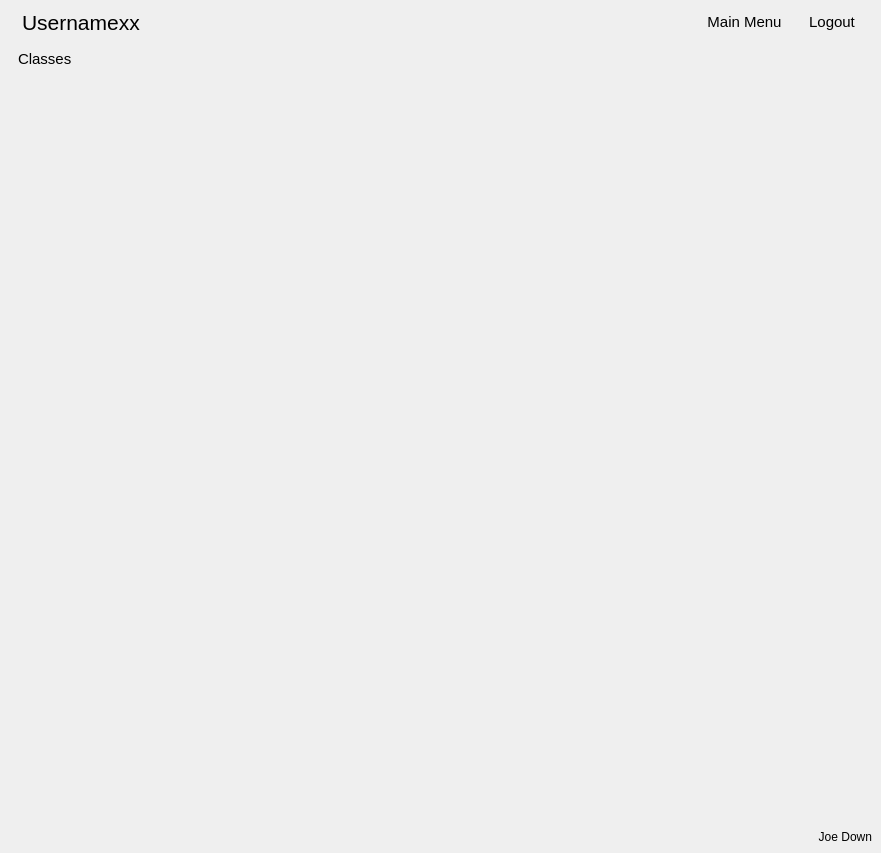
Qt form window.ui (AnthropomorphicMonkey/Coursework) before a commit.
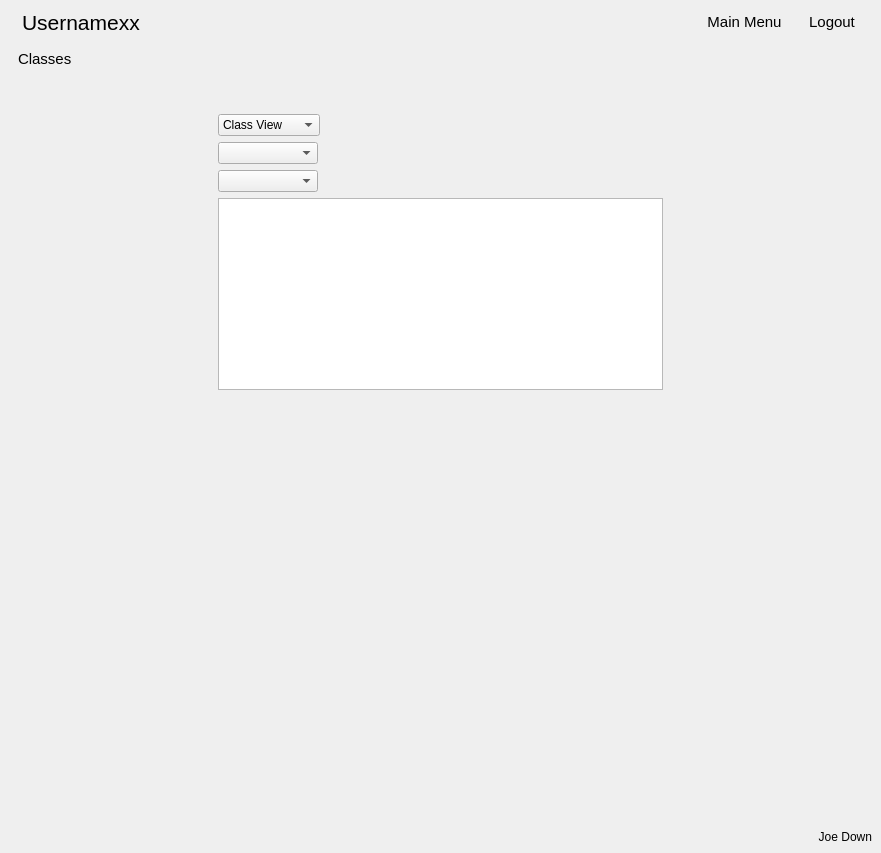
The same form after that commit. The open tabs and pages were chosen to show the change. Icons and pictures are not drawn.

The edit to the form file:
```diff
--- a/window.ui
+++ b/window.ui
@@ -2258,6 +2258,167 @@
                              <string>Classes</string>
                          </property>
                      </widget>
+                 </item>
+              <item>
+               <spacer name="verticalSpacer_34">
+                <property name="orientation">
+                 <enum>Qt::Vertical</enum>
+                </property>
+                <property name="sizeType">
+                 <enum>QSizePolicy::Fixed</enum>
+                </property>
+                <property name="sizeHint" stdset="0">
+                 <size>
+                  <width>20</width>
+                  <height>40</height>
+                 </size>
+                </property>
+               </spacer>
+              </item>
+              <item>
+               <layout class="QHBoxLayout" name="horizontalLayout_21">
+                <item>
+                 <spacer name="horizontalSpacer_24">
+                  <property name="orientation">
+                   <enum>Qt::Horizontal</enum>
+                  </property>
+                  <property name="sizeType">
+                   <enum>QSizePolicy::Maximum</enum>
+                  </property>
+                  <property name="sizeHint" stdset="0">
+                   <size>
+                    <width>200</width>
+                    <height>0</height>
+                   </size>
+                  </property>
+                 </spacer>
+                </item>
+                <item>
+                 <layout class="QVBoxLayout" name="verticalLayout_32">
+                  <item>
+                   <layout class="QHBoxLayout" name="horizontalLayout_22">
+                    <item>
+                     <widget class="QComboBox" name="view_classes_view_type_combo_box">
+                      <property name="minimumSize">
+                       <size>
+                        <width>100</width>
+                        <height>0</height>
+                       </size>
+                      </property>
+                      <item>
+                       <property name="text">
+                        <string>Class View</string>
+                       </property>
+                      </item>
+                      <item>
+                       <property name="text">
+                        <string>Student View</string>
+                       </property>
+                      </item>
+                     </widget>
+                    </item>
+                    <item>
+                     <spacer name="horizontalSpacer_25">
+                      <property name="orientation">
+                       <enum>Qt::Horizontal</enum>
+                      </property>
+                      <property name="sizeHint" stdset="0">
+                       <size>
+                        <width>40</width>
+                        <height>20</height>
+                       </size>
+                      </property>
+                     </spacer>
+                    </item>
+                   </layout>
+                  </item>
+                  <item>
+                   <layout class="QHBoxLayout" name="horizontalLayout_23">
+                    <item>
+                     <widget class="QComboBox" name="view_classes_class_combo_box">
+                      <property name="minimumSize">
+                       <size>
+                        <width>100</width>
+                        <height>0</height>
+                       </size>
+                      </property>
+                     </widget>
+                    </item>
+                    <item>
+                     <spacer name="horizontalSpacer_26">
+                      <property name="orientation">
+                       <enum>Qt::Horizontal</enum>
+                      </property>
+                      <property name="sizeHint" stdset="0">
+                       <size>
+                        <width>40</width>
+                        <height>20</height>
+                       </size>
+                      </property>
+                     </spacer>
+                    </item>
+                   </layout>
+                  </item>
+                  <item>
+                   <layout class="QHBoxLayout" name="horizontalLayout_24">
+                    <item>
+                     <widget class="QComboBox"
+                             name="view_classes_homework_or_student_combo_box">
+                      <property name="minimumSize">
+                       <size>
+                        <width>100</width>
+                        <height>0</height>
+                       </size>
+                      </property>
+                      <property name="currentText">
+                       <string/>
+                      </property>
+                     </widget>
+                    </item>
+                    <item>
+                     <spacer name="horizontalSpacer_27">
+                      <property name="orientation">
+                       <enum>Qt::Horizontal</enum>
+                      </property>
+                      <property name="sizeHint" stdset="0">
+                       <size>
+                        <width>40</width>
+                        <height>20</height>
+                       </size>
+                      </property>
+                     </spacer>
+                    </item>
+                   </layout>
+                  </item>
+                  <item>
+                   <widget class="QTableWidget" name="view_classes_score_table">
+                    <property name="sizePolicy">
+                     <sizepolicy hsizetype="Minimum" vsizetype="Minimum">
+                      <horstretch>0</horstretch>
+                      <verstretch>0</verstretch>
+                     </sizepolicy>
+                    </property>
+                   </widget>
+                  </item>
+                 </layout>
+                </item>
+                <item>
+                 <spacer name="horizontalSpacer_28">
+                  <property name="orientation">
+                   <enum>Qt::Horizontal</enum>
+                  </property>
+                  <property name="sizeType">
+                   <enum>QSizePolicy::Maximum</enum>
+                  </property>
+                  <property name="sizeHint" stdset="0">
+                   <size>
+                    <width>200</width>
+                    <height>0</height>
+                   </size>
+                  </property>
+                 </spacer>
+                </item>
+               </layout>
                  </item>
                  <item>
                      <spacer name="verticalSpacer_32">
```
Left out of the diff: 94 changed lines with no effect on the pictures. Lines whose indentation alone changed are shown as unchanged.
